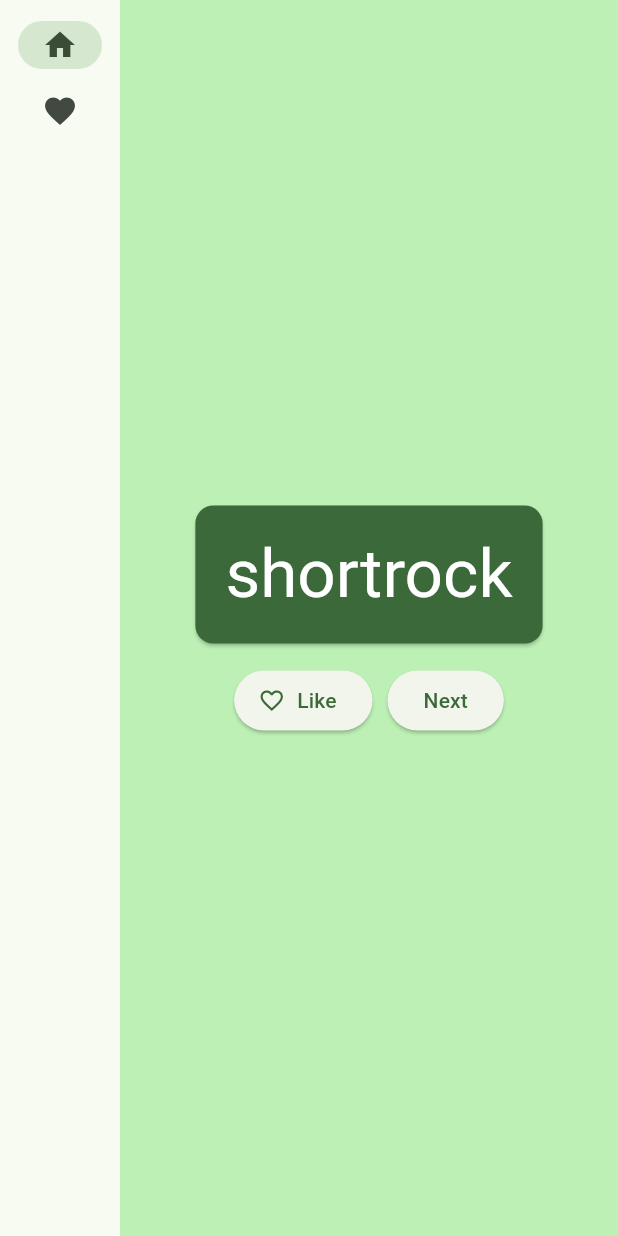
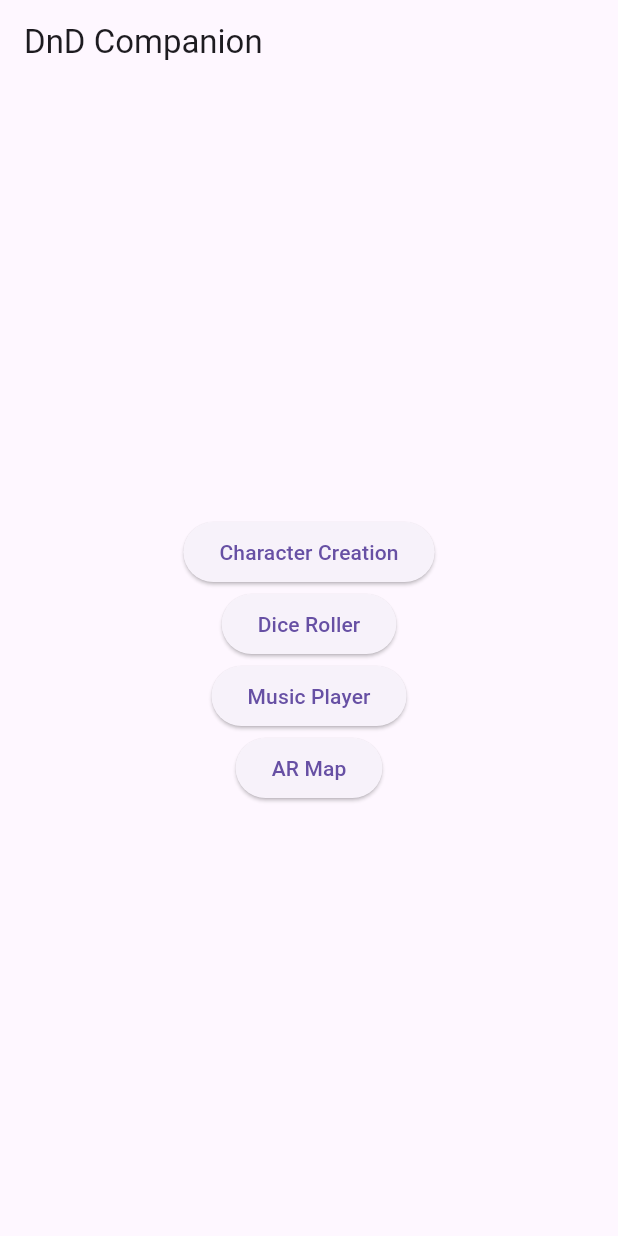
Before and after one commit to Haris-Fratzakis/hci_2023_team_39_updated, a Flutter app: the screen it shows after launch, on a phone screen of 412 x 824 dp. Run offline on Flutter 3.47's test engine with Material 3 defaults, Android fonts, the phone set to English and light mode, and no system bars; our stand-ins replace image_picker.

Commit message:
add character creation with basic image upload

```diff
--- a/lib/main.dart
+++ b/lib/main.dart
@@ -1,214 +1,117 @@
-import 'package:english_words/english_words.dart';
 import 'package:flutter/material.dart';
-import 'package:provider/provider.dart';
-
+import 'character_creation.dart';
 void main() {
   runApp(MyApp());
 }
 
 class MyApp extends StatelessWidget {
-  const MyApp({super.key});
-
   @override
   Widget build(BuildContext context) {
-    return ChangeNotifierProvider(
-      create: (context) => MyAppState(),
-      child: MaterialApp(
-        title: 'Test AR Project',
+    return MaterialApp(
+      title: 'DnD Companion',
       theme: ThemeData(
-          useMaterial3: true,
-          colorScheme: ColorScheme.fromSeed(seedColor: Colors.green),
+        primarySwatch: Colors.blue,
       ),
-        home: MyHomePage(),
-      ),
+      home: MainScreen(),
     );
   }
 }
 
-class MyAppState extends ChangeNotifier {
-  var current = WordPair.random();
-
-  void getNext() {
-    current = WordPair.random();
-    notifyListeners();
-  }
-
-  var favorites = <WordPair>[];
-
-  void toggleFavorite() {
-    if (favorites.contains(current)) {
-      favorites.remove(current);
-    } else {
-      favorites.add(current);
-    }
-    notifyListeners();
-  }
-}
-
-class MyHomePage extends StatefulWidget {
-  @override
-  State<MyHomePage> createState() => _MyHomePageState();
-}
-
-class _MyHomePageState extends State<MyHomePage> {
-
-  var selectedIndex = 0;
-
+class MainScreen extends StatelessWidget {
   @override
   Widget build(BuildContext context) {
-    Widget page;
-    switch (selectedIndex) {
-      case 0:
-        page = GeneratorPage();
-        break;
-      case 1:
-        page = FavoritesPage();
-        break;
-      default:
-        throw UnimplementedError('no widget for $selectedIndex');
-    }
-
-    return LayoutBuilder(
-      builder: (context, constraints) {
     return Scaffold(
-          body: Row(
-            children: [
-              SafeArea(
-                child: NavigationRail(
-                  extended: constraints.maxWidth >= 600,
-                  destinations: [
-                    NavigationRailDestination(
-                      icon: Icon(Icons.home),
-                      label: Text('Home'),
+      appBar: AppBar(
+        title: Text('DnD Companion'),
       ),
-                    NavigationRailDestination(
-                      icon: Icon(Icons.favorite),
-                      label: Text('Favorites'),
+      body: Center(
+        child: Column(
+          mainAxisAlignment: MainAxisAlignment.center,
+          children: <Widget>[
+            ElevatedButton(
+              onPressed: () {
+                Navigator.push(
+                  context,
+                  MaterialPageRoute(builder: (context) => CharacterCreationPage()),
+                );
+              },
+              child: Text('Character Creation'),
             ),
-                  ],
-                  selectedIndex: selectedIndex,
-                  onDestinationSelected: (value) {
-                    setState(() {
-                      selectedIndex = value;
-                    });
+            ElevatedButton(
+              onPressed: () {
+                Navigator.push(
+                  context,
+                  MaterialPageRoute(builder: (context) => DiceRollerPage()),
+                );
               },
+              child: Text('Dice Roller'),
             ),
+            ElevatedButton(
+              onPressed: () {
+                Navigator.push(
+                  context,
+                  MaterialPageRoute(builder: (context) => MusicPlayerPage()),
+                );
+              },
+              child: Text('Music Player'),
             ),
-              Expanded(
-                child: Container(
-                  color: Theme.of(context).colorScheme.primaryContainer,
-                  child: page,
-                ),
+            ElevatedButton(
+              onPressed: () {
+                Navigator.push(
+                  context,
+                  MaterialPageRoute(builder: (context) => ARMapPage()),
+                );
+              },
+              child: Text('AR Map'),
             ),
           ],
         ),
-        );
-      }
-    );
-  }
-}
-
-
-class GeneratorPage extends StatelessWidget {
-  @override
-  Widget build(BuildContext context) {
-    var appState = context.watch<MyAppState>();
-    var pair = appState.current;
-
-    IconData icon;
-    if (appState.favorites.contains(pair)) {
-      icon = Icons.favorite;
-    } else {
-      icon = Icons.favorite_border;
-    }
-
-    return Center(
-      child: Column(
-        mainAxisAlignment: MainAxisAlignment.center,
-        children: [
-          BigCard(pair: pair),
-          SizedBox(height: 10),
-          Row(
-            mainAxisSize: MainAxisSize.min,
-            children: [
-              ElevatedButton.icon(
-                onPressed: () {
-                  appState.toggleFavorite();
-                },
-                icon: Icon(icon),
-                label: Text('Like'),
-              ),
-              SizedBox(width: 10),
-              ElevatedButton(
-                onPressed: () {
-                  appState.getNext();
-                },
-                child: Text('Next'),
-              ),
-            ],
-          ),
-        ],
       ),
     );
   }
 }
 
 
-class BigCard extends StatelessWidget {
-  const BigCard({
-    super.key,
-    required this.pair,
-  });
 
-  final WordPair pair;
 
+class DiceRollerPage extends StatelessWidget {
   @override
   Widget build(BuildContext context) {
-    final theme = Theme.of(context);
-    final style = theme.textTheme.displayMedium!.copyWith(
-      color: theme.colorScheme.onPrimary,
-    );
-
-    return Card(
-      color: theme.colorScheme.primary,
-      child: Padding(
-        padding: const EdgeInsets.all(20),
-        child: Text(
-          pair.asLowerCase,
-          style: style,
-          semanticsLabel: "${pair.first} ${pair.second}",
+    return Scaffold(
+      appBar: AppBar(
+        title: Text('Dice Roller'),
       ),
-
+      body: Center(
+        child: Text('Dice Roller Page'),
       ),
     );
   }
 }
 
-
-class FavoritesPage extends StatelessWidget {
+class MusicPlayerPage extends StatelessWidget {
   @override
   Widget build(BuildContext context) {
-    var appState = context.watch<MyAppState>();
-
-    if (appState.favorites.isEmpty) {
-      return Center(
-        child: Text('No favorites yet.'),
-      );
-    }
-
-    return ListView(
-      children: [
-        Padding(
-          padding: const EdgeInsets.all(20),
-          child: Text('You have '
-              '${appState.favorites.length} favorites:'),
+    return Scaffold(
+      appBar: AppBar(
+        title: Text('Music Player'),
       ),
-        for (var pair in appState.favorites)
-          ListTile(
-            leading: Icon(Icons.favorite),
-            title: Text(pair.asLowerCase),
+      body: Center(
+        child: Text('Music Player Page'),
       ),
-      ],
     );
   }
 }
+
+class ARMapPage extends StatelessWidget {
+  @override
+  Widget build(BuildContext context) {
+    return Scaffold(
+      appBar: AppBar(
+        title: Text('AR Map'),
+      ),
+      body: Center(
+        child: Text('AR Map Page'),
+      ),
+    );
+  }
+}
--- a/pubspec.yaml
+++ b/pubspec.yaml
@@ -14,6 +14,9 @@ dependencies:
 
   english_words: ^4.0.0
   provider: ^6.0.0
+  http: ^0.13.3
+  image_picker: ^0.8.4+4
+#  add more dependencies here
 
 dev_dependencies:
   flutter_test:
```
Also changed, not shown: lib/character_creation.dart (added, +348 -0 lines), pubspec.lock, 5 other files. Lines whose indentation alone changed are shown as unchanged.
